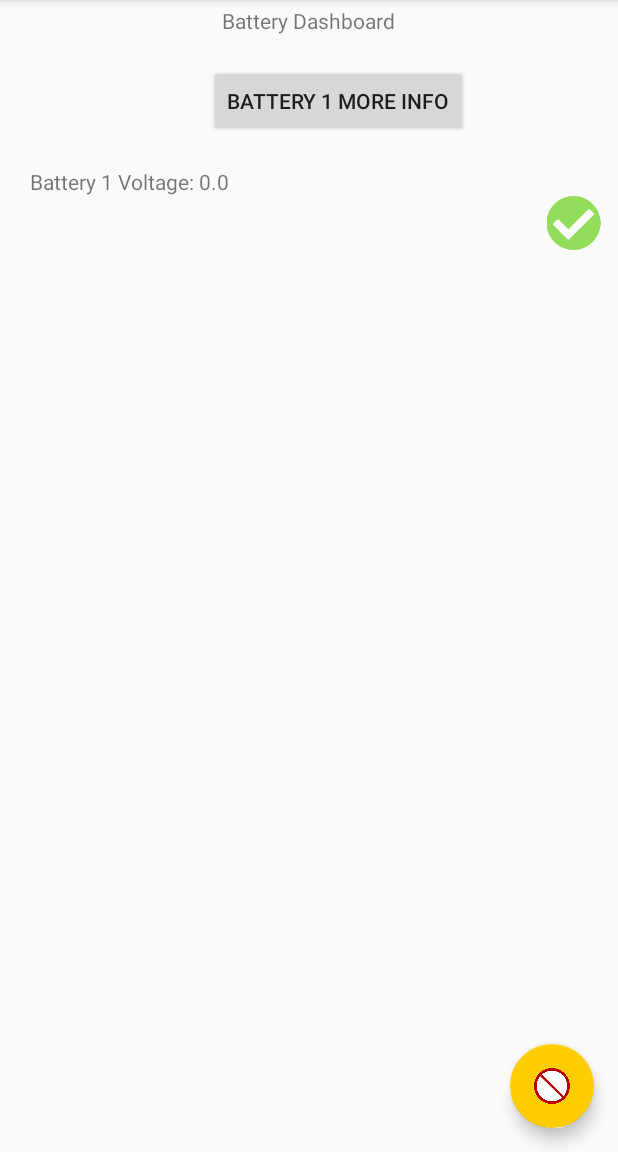
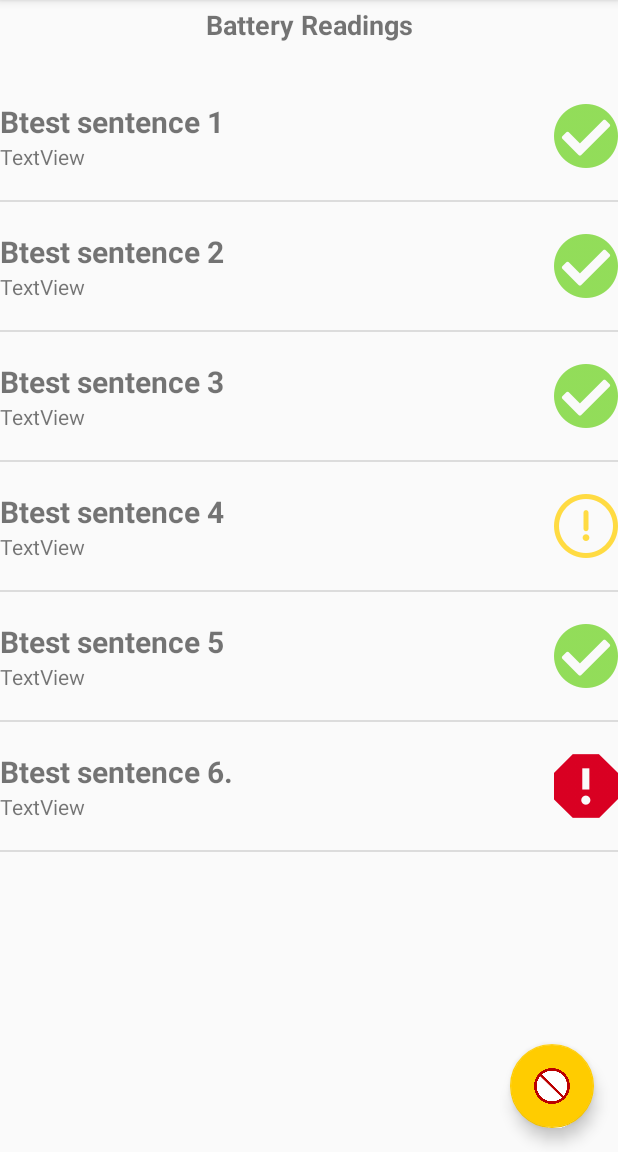
Before and after one commit to kathleenbaert/solardash, an Android app: the fragment BatteryFragment placed in its activity, on a phone screen of 412 x 824 dp, the part 84-1236 px from its top. Run offline under Robolectric (Android 15) with nearby library versions, the phone set to English and light mode, and no system bars.

Commit message:
added battery scrollview

```diff
--- a/app/src/main/java/com/example/kathleenbaert/myapplication/BatteryFragment.java
+++ b/app/src/main/java/com/example/kathleenbaert/myapplication/BatteryFragment.java
@@ -1,5 +1,6 @@
 package com.example.kathleenbaert.myapplication;
 
+import android.app.Activity;
 import android.app.AlertDialog;
 import android.app.Fragment;
 import android.bluetooth.BluetoothAdapter;
@@ -11,6 +12,7 @@ import android.view.LayoutInflater;
 import android.view.View;
 import android.view.ViewGroup;
 import android.widget.Button;
+import android.widget.ListView;
 import android.widget.TextView;
 
 /**
@@ -24,16 +26,36 @@ public class BatteryFragment extends Fragment {
     @Override
     public View onCreateView(LayoutInflater inflater, @Nullable ViewGroup container, Bundle savedInstanceState) {
         myView = inflater.inflate(R.layout.battery_dash, container, false);
-
-        final Context context = myView.getContext();
-
-        final JSONData d = new JSONData();
-
-        TextView firstVolt = myView.findViewById(R.id.volt1);
-        firstVolt.setText("Battery 1 Voltage: " + Double.toString( d.dataInstance.getVoltage() ) );
-
-        final Button voltButton1 = myView.findViewById( R.id.voltButton1);
-
         return myView;
     }
+    @Override
+    public void onActivityCreated(@Nullable Bundle savedInstanceState) {
+        super.onActivityCreated( savedInstanceState );
+
+        String[] nameArray = {"BTest1", "BTest2", "BTest3", "BTest4", "BTest5", "BTest6"};
+
+        String[] infoArray = {
+                "Btest sentence 1",
+                "Btest sentence 2",
+                "Btest sentence 3",
+                "Btest sentence 4",
+                "Btest sentence 5",
+                "Btest sentence 6."
+        };
+
+        Integer[] imageArray = {R.drawable.good,
+                R.drawable.good,
+                R.drawable.good,
+                R.drawable.warning,
+                R.drawable.good,
+                R.drawable.critical};
+
+        ListView listView;
+
+        Context context = myView.getContext();
+        CustomListAdapter customListAdapter = new CustomListAdapter( (Activity) context, nameArray, infoArray, imageArray );
+        listView = (ListView) myView.findViewById( R.id.listView );
+        listView.setAdapter( customListAdapter );
+
+    }
 }
--- a/app/src/main/res/layout/battery_dash.xml
+++ b/app/src/main/res/layout/battery_dash.xml
@@ -1,46 +1,28 @@
 <?xml version="1.0" encoding="utf-8"?>
 
 <LinearLayout xmlns:android="http://schemas.android.com/apk/res/android"
-    android:id="@+id/linearlayout"
-    android:layout_width="fill_parent"
-    android:layout_height="fill_parent"
-    android:orientation="vertical"
-    android:weightSum="1">
+              android:id="@+id/linearlayout"
+              android:layout_width="fill_parent"
+              android:layout_height="fill_parent"
+              android:orientation="vertical">
 
     <TextView
         android:id="@+id/heading"
-        android:layout_width="wrap_content"
-        android:layout_height="wrap_content"
+        android:layout_width="match_parent"
+        android:layout_height="44dp"
         android:layout_alignParentTop="true"
+        android:layout_centerHorizontal="true"
+        android:layout_gravity="center"
         android:layout_marginTop="60dp"
-        android:layout_gravity="center"
-        android:text="Battery Dashboard" />
-    <Button
-        android:id="@+id/voltButton1"
-        android:layout_width="wrap_content"
-        android:layout_height="wrap_content"
-        android:layout_alignParentTop="true"
-        android:layout_gravity="center"
-        android:layout_marginLeft="20dp"
-        android:layout_marginTop="20dp"
-        android:text="Battery 1 More Info"/>
+        android:text="Battery Readings"
+        android:textAlignment="center"
+        android:textSize="18sp"
+        android:textStyle="bold"/>
+    <ListView
+        android:id="@+id/listView"
+        android:layout_width="match_parent"
+        android:layout_height="match_parent">
 
-    <TextView
-        android:id="@+id/volt1"
-        android:layout_width="wrap_content"
-        android:layout_height="wrap_content"
-        android:layout_alignParentTop="true"
-        android:layout_marginTop="20dp"
-        android:layout_gravity="left"
-        android:layout_marginLeft="20dp"
-        android:text="Battery 1 Voltage:" />
-
-    <ImageView
-        android:id="@+id/temp1image"
-        android:layout_width="59dp"
-        android:layout_height="36dp"
-        android:src="@drawable/good"
-        android:layout_gravity="right"
-        />
+    </ListView>
 
 </LinearLayout>
```
